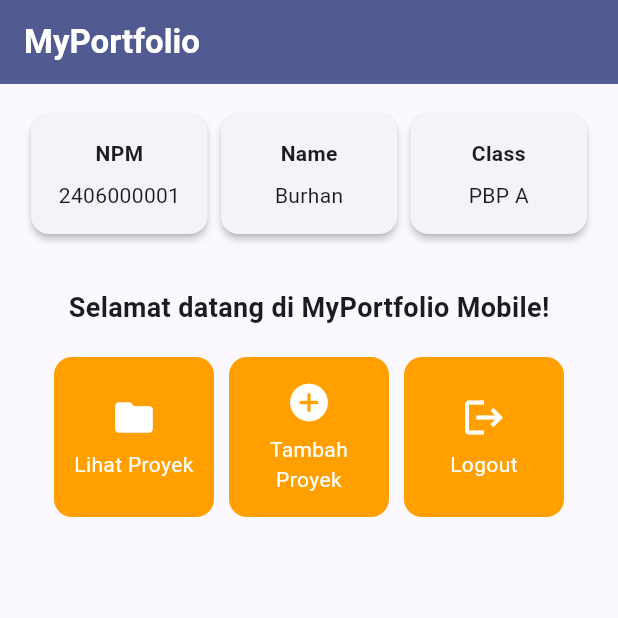
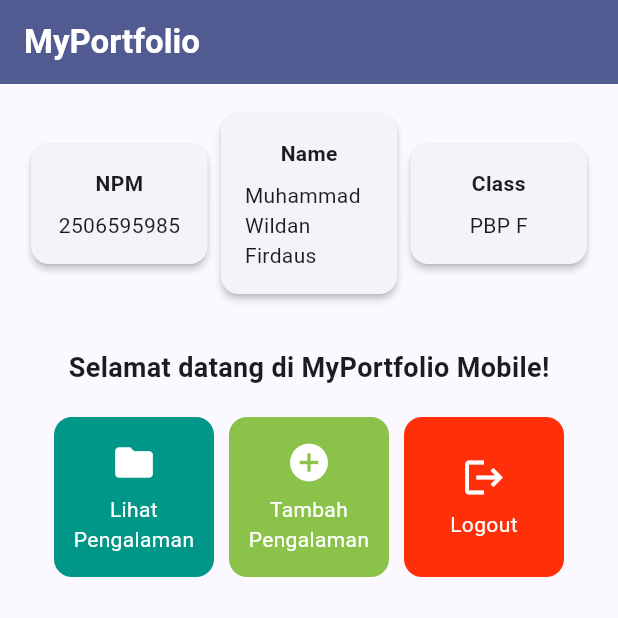
Before and after one commit to mwf-yesido/myportofolio_mobile, a Flutter app: the screen it shows after launch, on a phone screen of 412 x 824 dp, the top half of it. Run offline on Flutter 3.47's test engine with Material 3 defaults, Android fonts, the phone set to English and light mode, and no system bars.

Commit message:
Tugas 7, Kode dan README.md

```diff
--- a/lib/menu.dart
+++ b/lib/menu.dart
@@ -3,14 +3,14 @@ import 'package:flutter/material.dart';
 class MyHomePage extends StatelessWidget {
   MyHomePage({super.key});
 
-  final String npm = "2406000001";
-  final String nama = "Burhan";
-  final String kelas = "PBP A";
+  final String npm = "2506595985";
+  final String nama = "Muhammad Wildan Firdaus";
+  final String kelas = "PBP F";
 
   final List<ItemHomepage> items = [
-    ItemHomepage("Lihat Proyek", Icons.folder),
-    ItemHomepage("Tambah Proyek", Icons.add_circle),
-    ItemHomepage("Logout", Icons.logout),
+    ItemHomepage("Lihat Pengalaman", Icons.folder, Colors.teal),
+    ItemHomepage("Tambah Pengalaman", Icons.add_circle, Colors.lightGreen),
+    ItemHomepage("Logout", Icons.logout,Color.fromARGB(255, 255, 47, 10)),
   ];
 
   @override
@@ -119,8 +119,9 @@ class InfoCard extends StatelessWidget {
 class ItemHomepage {
   final String name;
   final IconData icon;
+  final Color color;
 
-  ItemHomepage(this.name, this.icon);
+  ItemHomepage(this.name, this.icon, this.color);
 }
 
 class ItemCard extends StatelessWidget {
@@ -132,7 +133,7 @@ class ItemCard extends StatelessWidget {
   Widget build(BuildContext context) {
     return Material(
       // Menggunakan warna sekunder dari skema tema aplikasi.
-      color: Theme.of(context).colorScheme.secondary,
+      color: item.color,
       borderRadius: BorderRadius.circular(12),
       child: InkWell(
         // Aksi ketika kartu ditekan oleh pengguna.
```
Also changed, not shown: 1 other file.
